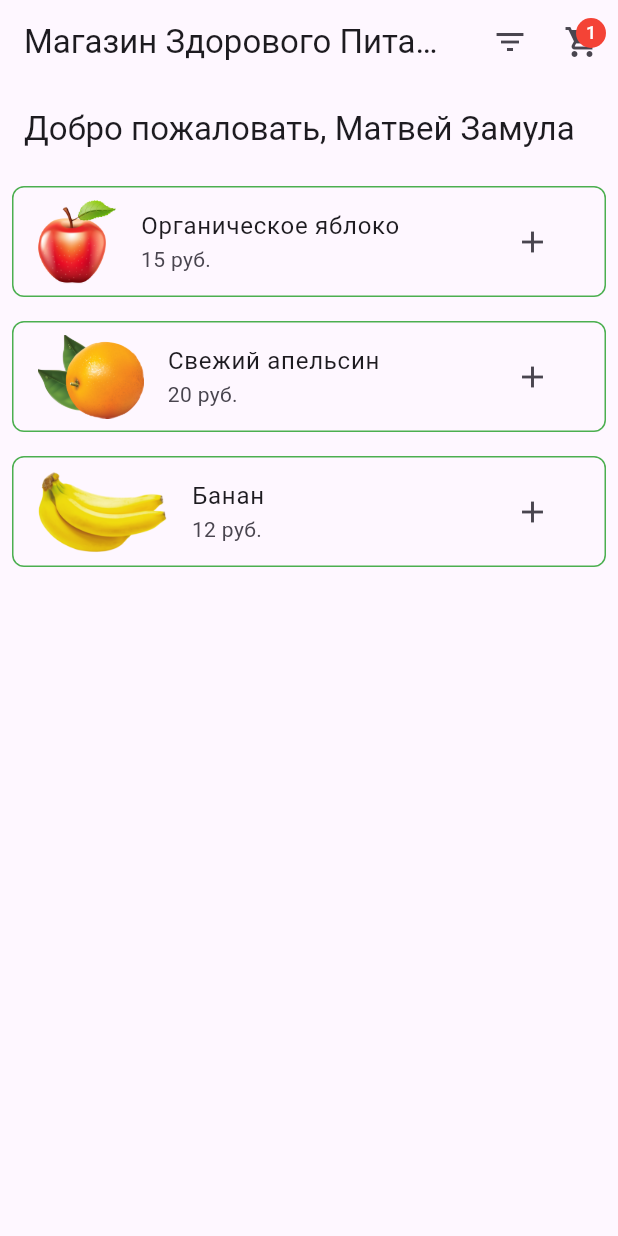
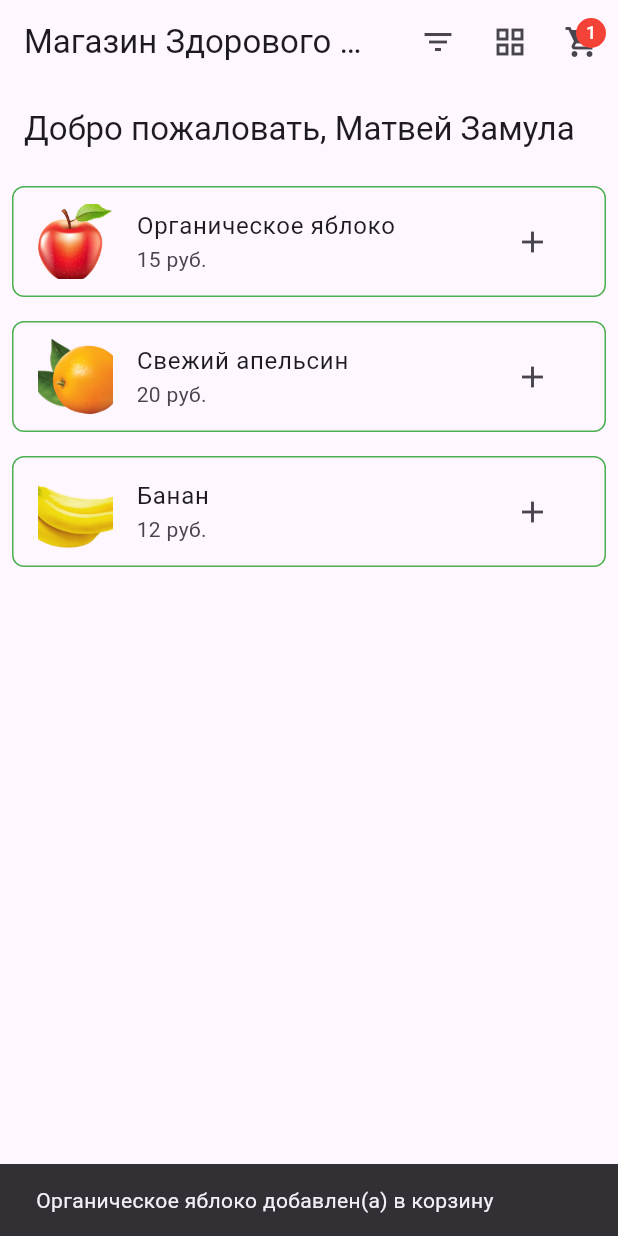
Before and after one commit to gargatun/pks, a Flutter app: the screen it shows after launch, after a tap on the "add" icon, on a phone screen of 412 x 824 dp. Run offline on Flutter 3.47's test engine with Material 3 defaults, Android fonts, the phone set to English and light mode, and no system bars.

Commit message:
Добавление материалов для Practice 5

```diff
--- a/lib/main.dart
+++ b/lib/main.dart
@@ -1,7 +1,7 @@
 import 'package:flutter/material.dart';
 import 'package:provider/provider.dart';
-import 'home_screen.dart';
-import 'cart_model.dart';
+import 'screens/home_screen.dart';
+import 'models/cart_model.dart';
 
 void main() {
   runApp(
--- a/lib/cart_model.dart
+++ b/lib/models/cart_model.dart
@@ -1,3 +1,5 @@
+// lib/models/cart_model.dart
+
 import 'package:flutter/material.dart';
 
 class CartModel extends ChangeNotifier {
--- a/lib/home_screen.dart
+++ b/lib/screens/home_screen.dart
@@ -1,9 +1,15 @@
+// lib/screens/home_screen.dart
+
 import 'package:flutter/material.dart';
 import 'package:provider/provider.dart';
+import '../widgets/product_list_item.dart';  // Исправленный импорт
+import '../widgets/product_grid_item.dart';  // Исправленный импорт
 import 'product_screen.dart';
-import 'filter_screen.dart' as filter;  // Алиас для экрана фильтрации
+import 'filter_screen.dart' as filter;       // Алиас для экрана фильтрации
 import 'cart_screen.dart';
-import 'cart_model.dart';
+import '../models/cart_model.dart';          // Исправленный импорт
+
+enum ViewType { list, grid }
 
 class HomeScreen extends StatefulWidget {
   const HomeScreen({super.key});
@@ -19,10 +25,12 @@ class _HomeScreenState extends State<HomeScreen> {
     {"name": "Органическое яблоко", "price": 15, "image": "assets/apple.png", "organic": true, "category": "Фрукты"},
     {"name": "Свежий апельсин", "price": 20, "image": "assets/orange.png", "organic": true, "category": "Фрукты"},
     {"name": "Банан", "price": 12, "image": "assets/banana.png", "organic": false, "category": "Фрукты"},
+    // Добавьте больше продуктов по необходимости
   ];
 
   bool organicOnly = false;
   String selectedCategory = "Фрукты";
+  ViewType viewType = ViewType.list; // Добавляем состояние для типа представления
 
   void applyFilter(bool organic, String category) {
     setState(() {
@@ -60,6 +68,15 @@ class _HomeScreenState extends State<HomeScreen> {
               );
             },
             tooltip: 'Фильтр продуктов',
+          ),
+          IconButton(
+            icon: Icon(viewType == ViewType.list ? Icons.grid_view : Icons.list),
+            onPressed: () {
+              setState(() {
+                viewType = viewType == ViewType.list ? ViewType.grid : ViewType.list;
+              });
+            },
+            tooltip: viewType == ViewType.list ? 'Переключиться на сетку' : 'Переключиться на список',
           ),
           Stack(
             children: [
@@ -103,41 +120,23 @@ class _HomeScreenState extends State<HomeScreen> {
             ),
           ),
           Expanded(
-            child: ListView.builder(
+            child: viewType == ViewType.list
+                ? ListView.builder(
               itemCount: filteredProducts.length,
               itemBuilder: (context, index) {
                 final product = filteredProducts[index];
-                return Container(
-                  margin: const EdgeInsets.all(8),
-                  decoration: BoxDecoration(
-                    border: Border.all(color: Colors.green, width: 1),
-                    borderRadius: BorderRadius.circular(8),
-                  ),
-                  child: ListTile(
-                    leading: Image.asset(product["image"]),
-                    title: Text(product["name"]),
-                    subtitle: Text("${product["price"]} руб."),
-                    trailing: IconButton(
-                      icon: const Icon(Icons.add),
-                      onPressed: () {
-                        Provider.of<CartModel>(context, listen: false).addItem(product);
-                      },
-                    ),
-                    onTap: () {
-                      Navigator.push(
-                        context,
-                        MaterialPageRoute(
-                          builder: (context) => ProductScreen(
-                            product: product,
-                            addToCart: () {
-                              Provider.of<CartModel>(context, listen: false).addItem(product);
-                            },
-                          ),
-                        ),
-                      );
-                    },
-                  ),
-                );
+                return ProductListItem(product: product);
+              },
+            )
+                : GridView.builder(
+              gridDelegate: const SliverGridDelegateWithFixedCrossAxisCount(
+                crossAxisCount: 2, // Количество колонок в сетке
+                childAspectRatio: 0.75, // Соотношение ширины к высоте
+              ),
+              itemCount: filteredProducts.length,
+              itemBuilder: (context, index) {
+                final product = filteredProducts[index];
+                return ProductGridItem(product: product);
               },
             ),
           ),
--- /dev/null
+++ b/lib/widgets/product_list_item.dart
@@ -0,0 +1,51 @@
+import 'package:flutter/material.dart';
+import 'package:provider/provider.dart';
+import '../screens/product_screen.dart';
+import '../models/cart_model.dart';
+
+class ProductListItem extends StatelessWidget {
+  final Map<String, dynamic> product;
+
+  const ProductListItem({super.key, required this.product});
+
+  @override
+  Widget build(BuildContext context) {
+    return Container(
+      margin: const EdgeInsets.all(8),
+      decoration: BoxDecoration(
+        border: Border.all(color: Colors.green, width: 1),
+        borderRadius: BorderRadius.circular(8),
+      ),
+      child: ListTile(
+        leading: Image.asset(product["image"], width: 50, height: 50, fit: BoxFit.cover),
+        title: Text(product["name"]),
+        subtitle: Text("${product["price"]} руб."),
+        trailing: IconButton(
+          icon: const Icon(Icons.add),
+          onPressed: () {
+            Provider.of<CartModel>(context, listen: false).addItem(product);
+            ScaffoldMessenger.of(context).showSnackBar(
+              SnackBar(content: Text('${product["name"]} добавлен(а) в корзину')),
+            );
+          },
+        ),
+        onTap: () {
+          Navigator.push(
+            context,
+            MaterialPageRoute(
+              builder: (context) => ProductScreen(
+                product: product,
+                addToCart: () {
+                  Provider.of<CartModel>(context, listen: false).addItem(product);
+                  ScaffoldMessenger.of(context).showSnackBar(
+                    SnackBar(content: Text('${product["name"]} добавлен(а) в корзину')),
+                  );
+                },
+              ),
+            ),
+          );
+        },
+      ),
+    );
+  }
+}
```
Also changed, not shown: lib/product_screen.dart (deleted, +0 -45 lines), lib/screens/cart_screen.dart (renamed from lib/cart_screen.dart, +8 -1 lines), lib/screens/product_screen.dart (added, +43 -0 lines), lib/widgets/product_grid_item.dart (added, +70 -0 lines), lib/screens/filter_screen.dart (line endings or trailing spaces), 1 other file.
